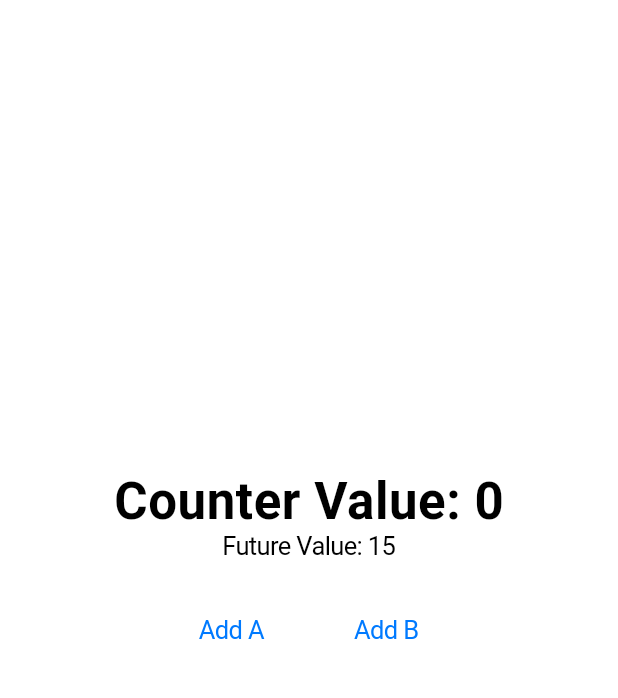
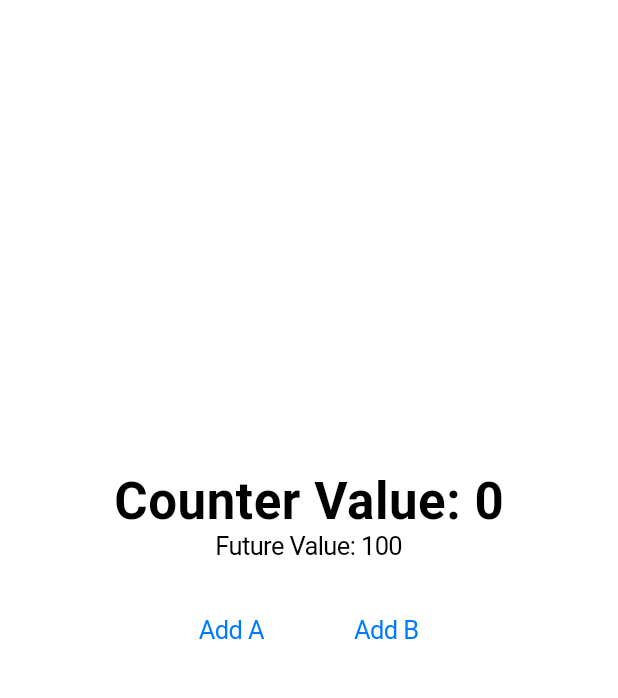
Before and after one commit to amiruljack/riverpod_counter, a Flutter app: the screen it shows after launch, on a phone screen of 412 x 824 dp, the part 48-746 px from its top. Run offline on Flutter 3.47's test engine with Material 2 defaults, Android fonts, the phone set to English and light mode, and no system bars; our stand-ins replace flutter_riverpod.

Commit message:
Update main.dart
fetchCounterFutureProvider

this commit triggers a new future provider when another provider changes value

```diff
--- a/lib/main.dart
+++ b/lib/main.dart
@@ -28,7 +28,10 @@ class MyApp extends StatelessWidget {
 
 final counterProvider = StateNotifierProvider<CounterNotifier, Counter>((ref) => CounterNotifier());
 
-final fetchCounterFutureProvider = FutureProvider((ref) => Future.delayed(const Duration(seconds: 5), () => 15));
+final fetchCounterFutureProvider = FutureProvider((ref) {
+  final counter = ref.watch(counterProvider.select((value) => value.aCounter));
+  return Future.delayed(const Duration(seconds: 5), () => counter + 100);
+});
 
 class Counter {
   int aCounter;
```
